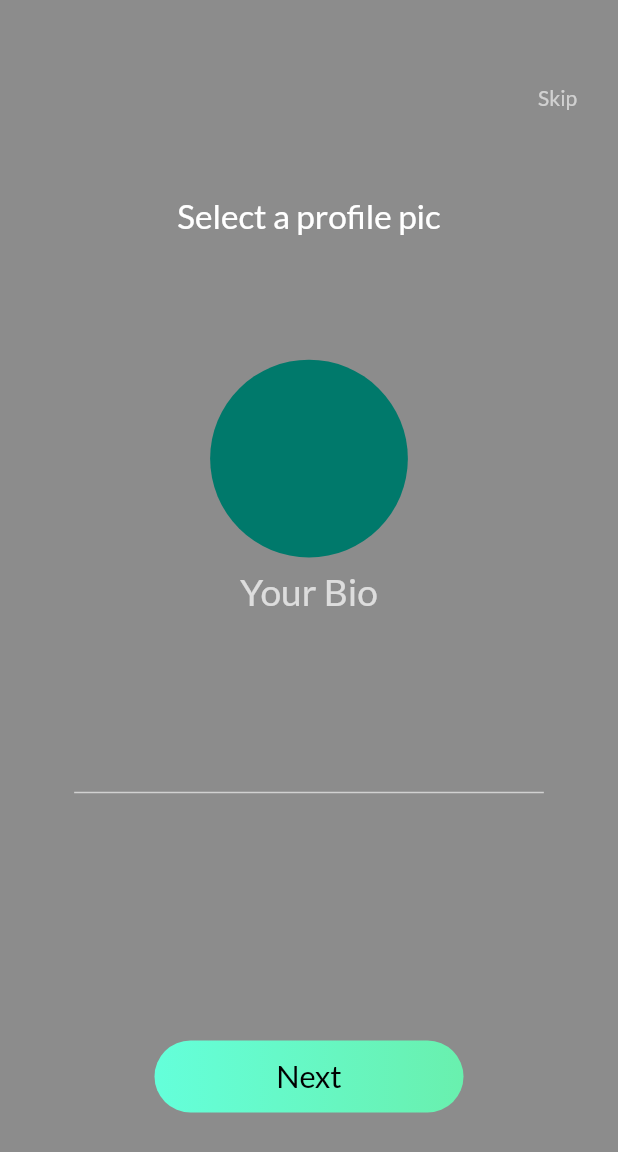
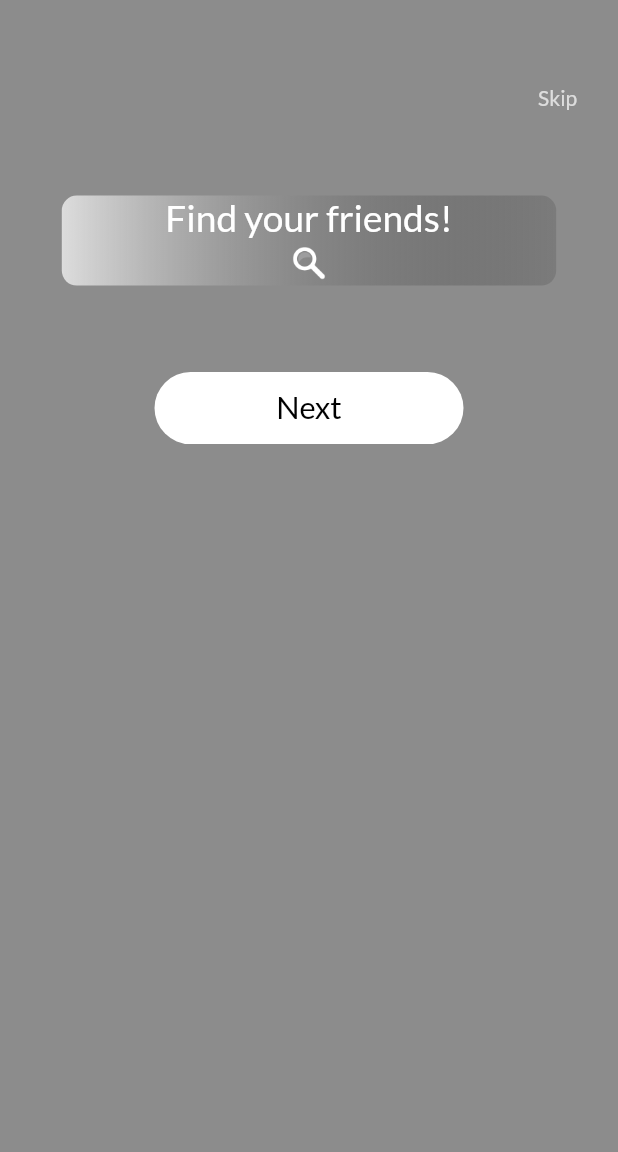
Before and after one commit to SensibleLife333/OneApp, a Flutter app: the SetProfilePicBioScreen screen opened by its route, after a tap on "Skip", on a phone screen of 412 x 824 dp. Shown: the top 1152 px of the screen. Run offline on Flutter 3.47's test engine with Material 2 defaults, Android fonts, the phone set to English and light mode, and no system bars; our stand-ins replace font_awesome_flutter, image_picker, otp_text_field.

Commit message:
[INFO] color changed , find friends added, logo added

```diff
--- a/flutter_native_splash.yaml
+++ b/flutter_native_splash.yaml
@@ -19,7 +19,7 @@ flutter_native_splash:
 
   # The image parameter allows you to specify an image used in the splash screen.  It must be a
   # png file and should be sized for 4x pixel density.
-  #image: assets/splash.png
+  image: assets/images/logo.png
 
   # The color_dark, background_image_dark, and image_dark are parameters that set the background
   # and image when the device is in dark mode. If they are not specified, the app will use the
--- a/lib/config/oneapp_routes.dart
+++ b/lib/config/oneapp_routes.dart
@@ -7,3 +7,4 @@ const routeRegister = "/registration";
 const routeSetFullName = "/setFullName";
 const routeSetUsername= "/setUsername";
 const routeSetProfilePicBio= "/setProfileBio";
+const routeFindFriends= "/findFriends";
--- a/lib/main.dart
+++ b/lib/main.dart
@@ -9,6 +9,7 @@ import 'package:oneapp/screens/home/register_screen.dart';
 import 'package:oneapp/screens/home/set_fullname_screen.dart';
 import 'package:oneapp/screens/home/set_profilpicbio_screen.dart';
 import 'package:oneapp/screens/home/set_username_screen.dart';
+import 'package:oneapp/screens/logged/find_friends_screen.dart';
 
 void main() {
   runApp(const MyApp());
@@ -46,6 +47,7 @@ class MyApp extends StatelessWidget {
           routeSetFullName: (context) => const SetFullNameScreen(title: "Let us know your full name."),
           routeSetUsername: (context) => const SetUsernameScreen(title: "Username tells a lot about you",),
           routeSetProfilePicBio: (context) => const SetProfilePicBioScreen(title: "Select a profile pic"),
+          routeFindFriends: (context) => const FindFriendsScreen(title: "Find your friends!"),
         },
       ),
     );
--- a/lib/screens/home/set_profilpicbio_screen.dart
+++ b/lib/screens/home/set_profilpicbio_screen.dart
@@ -1,4 +1,8 @@
+import 'dart:io';
+
 import 'package:flutter/material.dart';
+import 'package:image_picker/image_picker.dart';
+import 'package:oneapp/config/oneapp_routes.dart';
 import 'package:oneapp/config/oneapp_sizeconfig.dart';
 import 'package:oneapp/utils/oneapp_colors.dart';
 import 'package:oneapp/widgets/widget_helpers.dart';
@@ -13,8 +17,24 @@ class SetProfilePicBioScreen extends StatefulWidget {
 }
 
 class _SetProfilePicBioScreenState extends State<SetProfilePicBioScreen> {
+  final ImagePicker _picker = ImagePicker();
+  String _selectedImageFile="";
+
   _sendOtp() {
     print("Receive OTP Clicked");
+  }
+
+  _gotoFindFriends(){
+    Navigator.of(context).pushNamed(routeFindFriends);
+  }
+
+  _selectImage() async{
+    final XFile? image = await _picker.pickImage(source: ImageSource.gallery);
+    if( image != null ){
+      setState(() {
+        _selectedImageFile = image.path;
+      });
+    }
   }
 
   _goBack() {
@@ -28,6 +48,7 @@ class _SetProfilePicBioScreenState extends State<SetProfilePicBioScreen> {
     return Scaffold(
       backgroundColor: primaryColor,
       body: SingleChildScrollView(
+        physics: const BouncingScrollPhysics(),
         child: Stack(
           children: [
             Container(
@@ -39,7 +60,7 @@ class _SetProfilePicBioScreenState extends State<SetProfilePicBioScreen> {
                   crossAxisAlignment: CrossAxisAlignment.center,
                   children: [
                     Align(
-                      child: TextButton(onPressed: (){}, child: const Text("Skip", style: TextStyle(color: Colors.white60),),),
+                      child: TextButton(onPressed: () => _gotoFindFriends(), child: const Text("Skip", style: TextStyle(color: appTextColor),),),
                       alignment: Alignment.topRight,
                     ),
                     SizedBox(
@@ -72,27 +93,41 @@ class _SetProfilePicBioScreenState extends State<SetProfilePicBioScreen> {
                         mainAxisAlignment: MainAxisAlignment.center,
                         crossAxisAlignment: CrossAxisAlignment.center,
                         children: [
-                          CircleAvatar(
-                            radius: SizeConfig.screenHeight * 0.08,
+                          GestureDetector(
+                            onTap: () => _selectImage(),
+                            child: CircleAvatar(
+                              radius: SizeConfig.screenHeight * 0.08,
+                              backgroundColor: secondaryColor,
+                              backgroundImage: _selectedImageFile.isNotEmpty ? FileImage(File(_selectedImageFile)) : null,
+                              child: _selectedImageFile.isEmpty ? Text("+", style: TextStyle(fontSize: SizeConfig.screenHeight * 0.07, fontWeight: FontWeight.w300, color: Colors.black),) : const SizedBox.shrink(),
+                            ),
                           ),
-                          SizedBox(height: SizeConfig.screenHeight * 0.01,),
+                          SizedBox(height: SizeConfig.screenHeight * 0.04,),
                           Text("Your Bio", style: TextStyle(color: Colors.white70, fontSize: SizeConfig.screenHeight * 0.03),),
+                          SizedBox(height: SizeConfig.screenHeight * 0.08,),
                           TextFormField(
-                            maxLines: 5,
+                              maxLines: 5,
+                              keyboardType: TextInputType.multiline,
                             decoration: const InputDecoration(
-                                border: UnderlineInputBorder(
-                                    borderSide: BorderSide(color: Colors.white60)),
-                                enabledBorder: UnderlineInputBorder(
-                                    borderSide: BorderSide(color: Colors.white60))),
+                                fillColor: appTextColor,
+                                hintStyle: TextStyle(color: appTextColor, ),
+                                enabledBorder: OutlineInputBorder(
+                                  borderSide: BorderSide(color: appTextColor),
+                                  borderRadius: BorderRadius.all(Radius.circular(10.0)),
+                                ),
+                                border: OutlineInputBorder(
+                                  borderRadius: BorderRadius.all(Radius.circular(10.0)),
+                                ),
+                          ),
                           )
                         ],
                       ),
                     ),
-                    SizedBox(height: SizeConfig.screenHeight * 0.2,),
+                    SizedBox(height: SizeConfig.screenHeight * 0.07,),
                     Container(
                       margin: EdgeInsets.only(bottom: SizeConfig.screenHeight * 0.05),
                       child: WidgetHelper.commonButton(
-                          onClick: _sendOtp,
+                          onClick: _gotoFindFriends,
                           buttonWidth: SizeConfig.screenWidth * 0.5,
                           buttonText: "Next",
                         fontSize: SizeConfig.screenWidth * 0.05
--- /dev/null
+++ b/lib/screens/logged/find_friends_screen.dart
@@ -0,0 +1,92 @@
+import 'package:flutter/material.dart';
+import 'package:oneapp/config/oneapp_sizeconfig.dart';
+import 'package:oneapp/utils/oneapp_colors.dart';
+import 'package:oneapp/widgets/widget_helpers.dart';
+
+class FindFriendsScreen extends StatefulWidget {
+  const FindFriendsScreen({Key? key, required this.title}) : super(key: key);
+
+  final String title;
+
+  @override
+  State<FindFriendsScreen> createState() => _FindFriendsScreenState();
+}
+
+class _FindFriendsScreenState extends State<FindFriendsScreen> {
+
+  _sendOtp() {
+    print("Receive OTP Clicked");
+  }
+
+
+  _goBack() {
+    Navigator.of(context).pop();
+  }
+
+  @override
+  Widget build(BuildContext context) {
+    SizeConfig().init(context);
+
+    return Scaffold(
+      backgroundColor: primaryColor,
+      body: SingleChildScrollView(
+        physics: const BouncingScrollPhysics(),
+        child: Stack(
+          children: [
+            Container(
+              margin: EdgeInsets.only(top: SizeConfig.screenHeight * 0.05),
+              child: Padding(
+                padding: EdgeInsets.only(left: SizeConfig.screenWidth * 0.02, right: SizeConfig.screenWidth * 0.02),
+                child: Column(
+                  mainAxisAlignment: MainAxisAlignment.start,
+                  crossAxisAlignment: CrossAxisAlignment.center,
+                  children: [
+                    Align(
+                      child: TextButton(onPressed: (){}, child: const Text("Skip", style: TextStyle(color: appTextColor),),),
+                      alignment: Alignment.topRight,
+                    ),
+                    SizedBox(
+                      height: SizeConfig.screenHeight * 0.05,
+                    ),
+                    Column(
+                      mainAxisAlignment: MainAxisAlignment.center,
+                      children: [
+                        Container(
+                          margin: EdgeInsets.only(left: SizeConfig.screenWidth * 0.08, right: SizeConfig.screenWidth * 0.08),
+                          width: double.infinity,
+                          decoration: const BoxDecoration(
+                            gradient: LinearGradient(colors: [appTextColor, Colors.black12]),
+                            borderRadius: BorderRadius.all(Radius.circular(10.0)),
+                          ),
+                          child: Column(
+                            mainAxisAlignment: MainAxisAlignment.center,
+                            children: [
+                              Text(widget.title, style: TextStyle(
+                                fontSize: SizeConfig.screenHeight * 0.03
+                              ),),
+                              const Image(image: AssetImage("assets/images/search.png"), height: 30,)
+                            ],
+                          ),
+                        ),
+                      ],
+                    ),
+                    SizedBox(height: SizeConfig.screenHeight * 0.07,),
+                    Container(
+                      margin: EdgeInsets.only(bottom: SizeConfig.screenHeight * 0.05),
+                      child: WidgetHelper.commonButton(
+                          onClick: (){},
+                          buttonWidth: SizeConfig.screenWidth * 0.5,
+                          buttonText: "Next",
+                          fontSize: SizeConfig.screenWidth * 0.05
+                      ),
+                    )
+                  ],
+                ),
+              ),
+            ),
+          ],
+        ),
+      ),
+    );
+  }
+}
--- a/lib/utils/oneapp_colors.dart
+++ b/lib/utils/oneapp_colors.dart
@@ -2,3 +2,5 @@
 import 'package:flutter/material.dart';
 
 const primaryColor = Colors.black45;
+const secondaryColor = Colors.white;
+const appTextColor = Colors.white70;
--- a/pubspec.yaml
+++ b/pubspec.yaml
@@ -37,6 +37,7 @@ dependencies:
   flutter_native_splash: ^1.3.1
   otp_text_field: ^1.1.1
   font_awesome_flutter: ^9.2.0
+  image_picker: ^0.8.4+4
 
 dev_dependencies:
   flutter_test:
@@ -63,6 +64,8 @@ flutter:
   # To add assets to your application, add an assets section, like this:
   assets:
     - assets/images/party_icon.png
+    - assets/images/logo.png
+    - assets/images/search.png
 
   # An image asset can refer to one or more resolution-specific "variants", see
   # https://flutter.dev/assets-and-images/#resolution-aware.
```
Also changed, not shown: lib/config/oneapp_constants.dart (+4 -0 lines), lib/screens/home/forgot_password_screen.dart (+4 -3 lines), lib/screens/home/import_social_details.dart (+7 -1 lines), lib/screens/home/login_screen.dart (+5 -4 lines), lib/screens/home/register_screen.dart (+10 -9 lines), lib/widgets/widget_helpers.dart (+9 -7 lines), assets/images/logo.png (added), assets/images/search.png (added), pubspec.lock.
